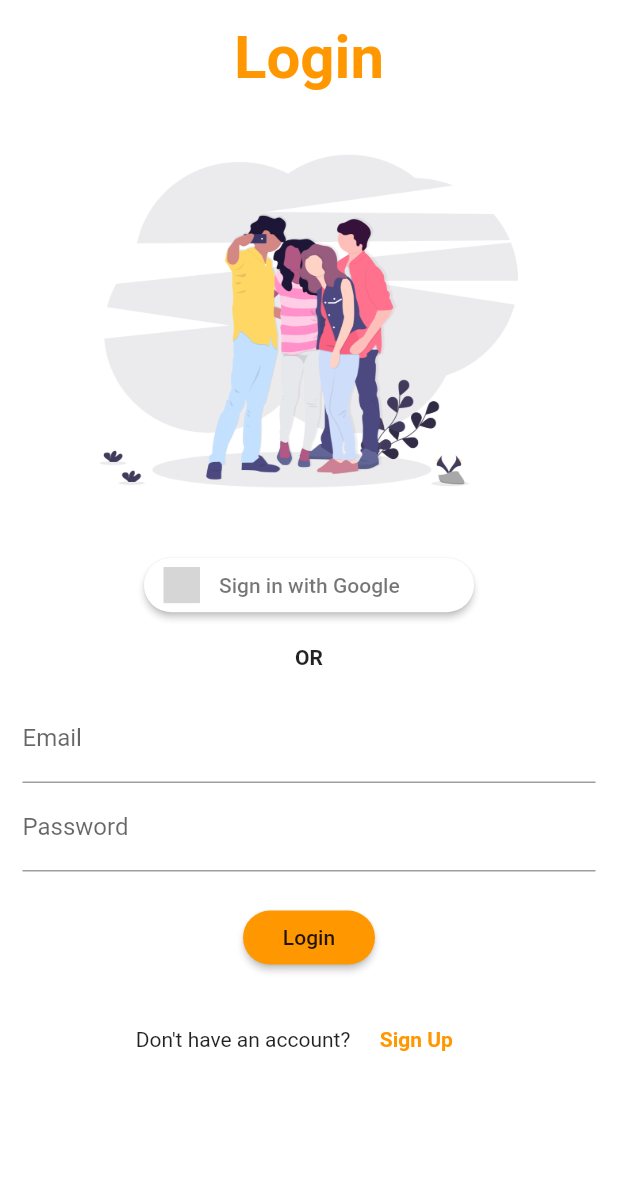
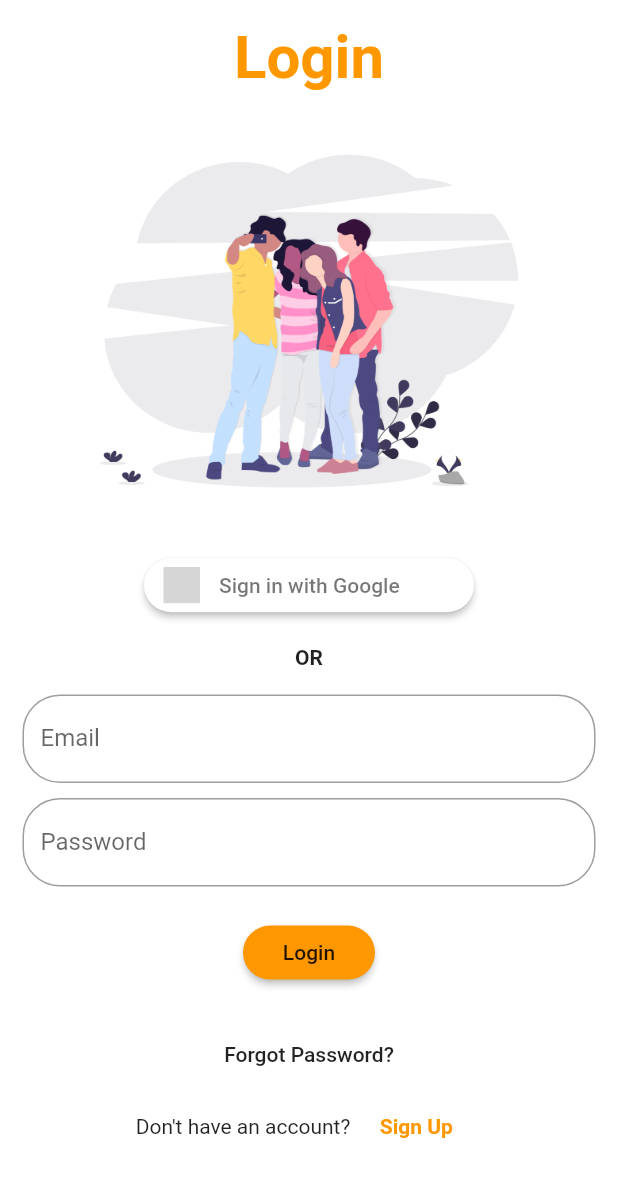
Before and after one commit to manav1999/curiio-1, a Flutter app: the screen it shows after launch, after a tap on "Login", on a phone screen of 412 x 824 dp. Shown: the top 1177 px of the screen. Run offline on Flutter 3.47's test engine with Material 2 defaults, Android fonts, the phone set to English and light mode, and no system bars; our stand-ins replace cloud_firestore, curved_navigation_bar, firebase_auth, firebase_core, flushbar, flutter_signin_button and 2 more; accounts and stored records are empty; grey boxes are pictures that could not be loaded.

Commit message:
added forgot password

```diff
--- a/lib/login_signup/Login_field.dart
+++ b/lib/login_signup/Login_field.dart
@@ -19,6 +19,15 @@ class _LoginState extends State<Login> {
   final _formKey = GlobalKey<FormState>();
   final AuthService _auth = AuthService();
 
+  final _emailController = TextEditingController();
+  final _passwordController = TextEditingController();
+  @override
+  void dispose() {
+    _emailController.dispose();
+    _passwordController.dispose();
+    super.dispose();
+  }
+
   String validateEmail(String value) {
     Pattern pattern =
         r'^(([^<>()[\]\\.,;:\s@\"]+(\.[^<>()[\]\\.,;:\s@\"]+)*)|(\".+\"))@((\[[0-9]{1,3}\.[0-9]{1,3}\.[0-9]{1,3}\.[0-9]{1,3}\])|(([a-zA-Z\-0-9]+\.)+[a-zA-Z]{2,}))$';
@@ -30,6 +39,7 @@ class _LoginState extends State<Login> {
   }
 
   String validatePass(String value) {
+    print('tt');
     if (value.isEmpty || value.length < 6)
       return "Enter a password 6+ chars long";
     else
@@ -50,18 +60,35 @@ class _LoginState extends State<Login> {
             child: Column(
               children: <Widget>[
                 TextFormField(
+                  controller: _emailController,
                   validator: validateEmail,
-                  decoration: InputDecoration(labelText: "Email"),
+                  decoration: InputDecoration(
+                    labelText: "Email",
+                    border: new OutlineInputBorder(
+                      borderRadius: new BorderRadius.circular(25.0),
+                      borderSide: new BorderSide(),
+                    ),
+                  ),
                   onChanged: (val) {
                     setState(() {
                       email = val;
                     });
                   },
                 ),
+                SizedBox(
+                  height: 10,
+                ),
                 TextFormField(
+                  controller: _passwordController,
                   validator: validatePass,
                   obscureText: true,
-                  decoration: InputDecoration(labelText: "Password"),
+                  decoration: InputDecoration(
+                    labelText: "Password",
+                    border: new OutlineInputBorder(
+                      borderRadius: new BorderRadius.circular(25.0),
+                      borderSide: new BorderSide(),
+                    ),
+                  ),
                   onChanged: (val) {
                     pass = val;
                   },
--- a/lib/login_signup/login_screen.dart
+++ b/lib/login_signup/login_screen.dart
@@ -3,6 +3,7 @@ import 'package:cloud_firestore/cloud_firestore.dart';
 import 'package:flutter_signin_button/flutter_signin_button.dart';
 import 'package:login_curiio/home/first_login.dart';
 import 'package:login_curiio/home/menu_dashboard_layout.dart';
+import 'package:login_curiio/login_signup/forgot_password.dart';
 import '../auth.dart';
 import 'sign_up_screen.dart';
 import 'Login_field.dart';
@@ -55,6 +56,13 @@ class LoginScreen extends StatelessWidget {
                 height: _media.height * 0.02,
               ),
               Login(),
+              FlatButton(
+                onPressed: () {
+                  Navigator.of(context, rootNavigator: true).push(
+                      MaterialPageRoute(builder: (ctx) => ForgotPassword()));
+                },
+                child: Text('Forgot Password?'),
+              ),
               Row(
                 mainAxisAlignment: MainAxisAlignment.center,
                 children: [
```
Also changed, not shown: lib/login_signup/forgot_password.dart (added, +149 -0 lines).
